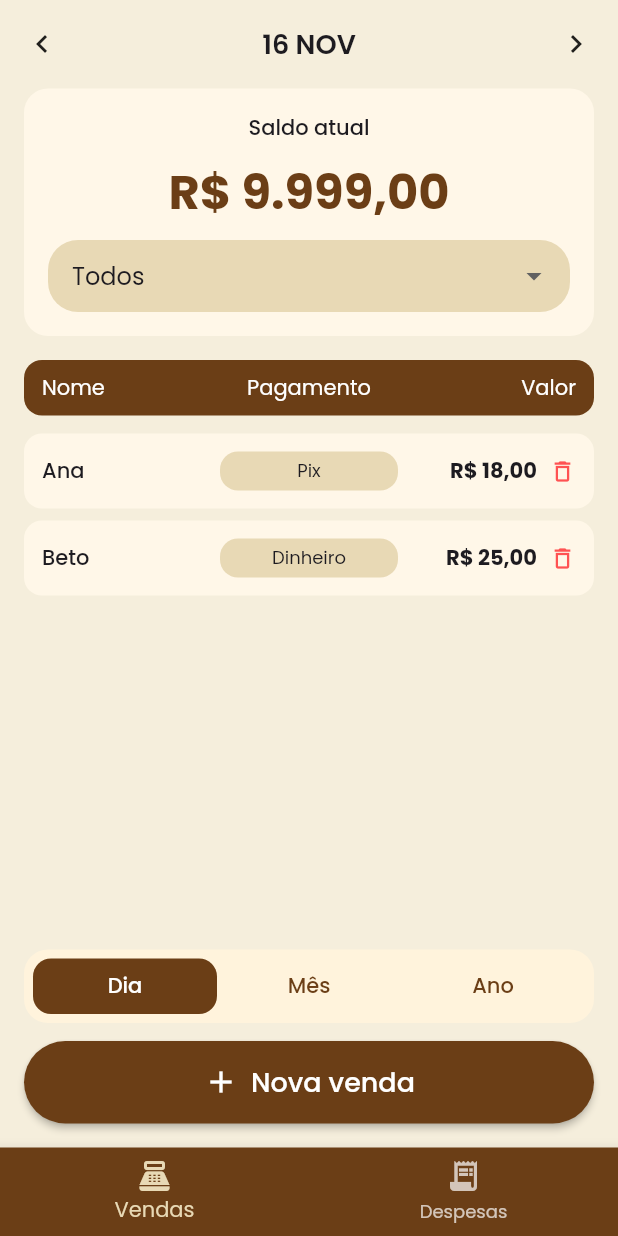
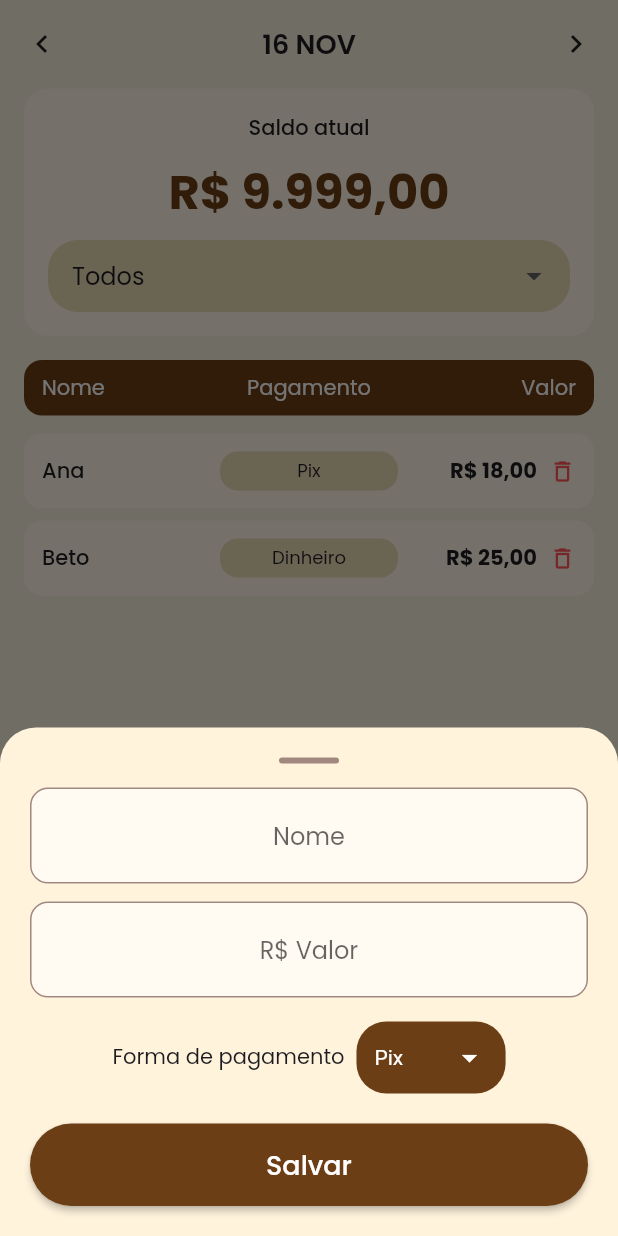
Before and after one commit to keniareis/app-BakeryFlow, a Flutter app: the screen it shows after launch, after a tap on "Nova venda", on a phone screen of 412 x 824 dp. Run offline on Flutter 3.47's test engine with Material 3 defaults, Android fonts, the phone set to English and light mode, and no system bars; our stand-ins replace google_fonts.

Commit message:
feat: sales modal

```diff
--- a/lib/sales.dart
+++ b/lib/sales.dart
@@ -1,5 +1,6 @@
 import 'package:flutter/material.dart';
 import 'package:google_fonts/google_fonts.dart';
+import '../widgets/new_sale_modal.dart';
 
 class Sales extends StatefulWidget {
   const Sales({super.key});
@@ -154,7 +155,14 @@ class _SalesState extends State<Sales> {
           padding: const EdgeInsets.symmetric(vertical: 14),
           shape: RoundedRectangleBorder(borderRadius: BorderRadius.circular(30)),
         ),
-        onPressed: () {},
+        onPressed: () {
+          showModalBottomSheet(
+            context: context,
+            isScrollControlled: true,
+            backgroundColor: Colors.transparent,
+            builder: (_) => const NewSaleModal(),
+          );
+        },
         icon: const Icon(Icons.add),
         label: const Text('Nova venda', style: TextStyle(fontSize: 18, color: Colors.white)),
       ),
--- /dev/null
+++ b/lib/widgets/new_sale_modal.dart
@@ -0,0 +1,118 @@
+import 'package:flutter/material.dart';
+
+class NewSaleModal extends StatelessWidget {
+  const NewSaleModal({super.key});
+
+  @override
+  Widget build(BuildContext context) {
+    return Padding(
+      padding: EdgeInsets.only(
+        bottom: MediaQuery.of(context).viewInsets.bottom,
+      ),
+      child: Container(
+        padding: const EdgeInsets.all(20),
+        decoration: const BoxDecoration(
+          color: Color(0xFFFFF3DC),
+          borderRadius: BorderRadius.vertical(
+            top: Radius.circular(24),
+          ),
+        ),
+        child: Column(
+          mainAxisSize: MainAxisSize.min,
+          children: [
+            _handle(),
+            const SizedBox(height: 16),
+            _input('Nome'),
+            const SizedBox(height: 12),
+            _input('R\$ Valor', isNumber: true),
+            const SizedBox(height: 16),
+            _payment(),
+            const SizedBox(height: 20),
+            _save(context),
+          ],
+        ),
+      ),
+    );
+  }
+
+  Widget _handle() {
+    return Container(
+      width: 40,
+      height: 4,
+      decoration: BoxDecoration(
+        color: Colors.brown.shade300,
+        borderRadius: BorderRadius.circular(10),
+      ),
+    );
+  }
+
+  Widget _input(String hint, {bool isNumber = false}) {
+    return TextField(
+      keyboardType: isNumber ? TextInputType.number : TextInputType.text,
+      textAlign: TextAlign.center,
+      decoration: InputDecoration(
+        hintText: hint,
+        filled: true,
+        fillColor: const Color(0xFFFFFBF2),
+        border: OutlineInputBorder(
+          borderRadius: BorderRadius.circular(12),
+          borderSide: BorderSide(color: Colors.brown.shade300),
+        ),
+        enabledBorder: OutlineInputBorder(
+          borderRadius: BorderRadius.circular(12),
+          borderSide: BorderSide(color: Colors.brown.shade300),
+        ),
+      ),
+    );
+  }
+
+  Widget _payment() {
+    return Row(
+      mainAxisAlignment: MainAxisAlignment.center,
+      children: [
+        const Text('Forma de pagamento'),
+        const SizedBox(width: 8),
+        Container(
+          padding: const EdgeInsets.symmetric(horizontal: 12),
+          decoration: BoxDecoration(
+            color: const Color(0xFF6B3E16),
+            borderRadius: BorderRadius.circular(20),
+          ),
+          child: DropdownButton<String>(
+            value: 'Pix',
+            underline: const SizedBox(),
+            dropdownColor: const Color(0xFF6B3E16),
+            icon: const Icon(Icons.arrow_drop_down, color: Colors.white),
+            style: const TextStyle(color: Colors.white),
+            items: const [
+              DropdownMenuItem(value: 'Pix', child: Text('Pix')),
+              DropdownMenuItem(value: 'Dinheiro', child: Text('Dinheiro')),
+              DropdownMenuItem(value: 'Débito', child: Text('Débito')),
+            ],
+            onChanged: (_) {},
+          ),
+        ),
+      ],
+    );
+  }
+
+  Widget _save(BuildContext context) {
+    return SizedBox(
+      width: double.infinity,
+      child: ElevatedButton(
+        style: ElevatedButton.styleFrom(
+          backgroundColor: const Color(0xFF6B3E16),
+          padding: const EdgeInsets.symmetric(vertical: 14),
+          shape: RoundedRectangleBorder(
+            borderRadius: BorderRadius.circular(30),
+          ),
+        ),
+        onPressed: () => Navigator.pop(context),
+        child: const Text(
+          'Salvar',
+          style: TextStyle(color: Colors.white, fontSize: 18),
+        ),
+      ),
+    );
+  }
+}
```
